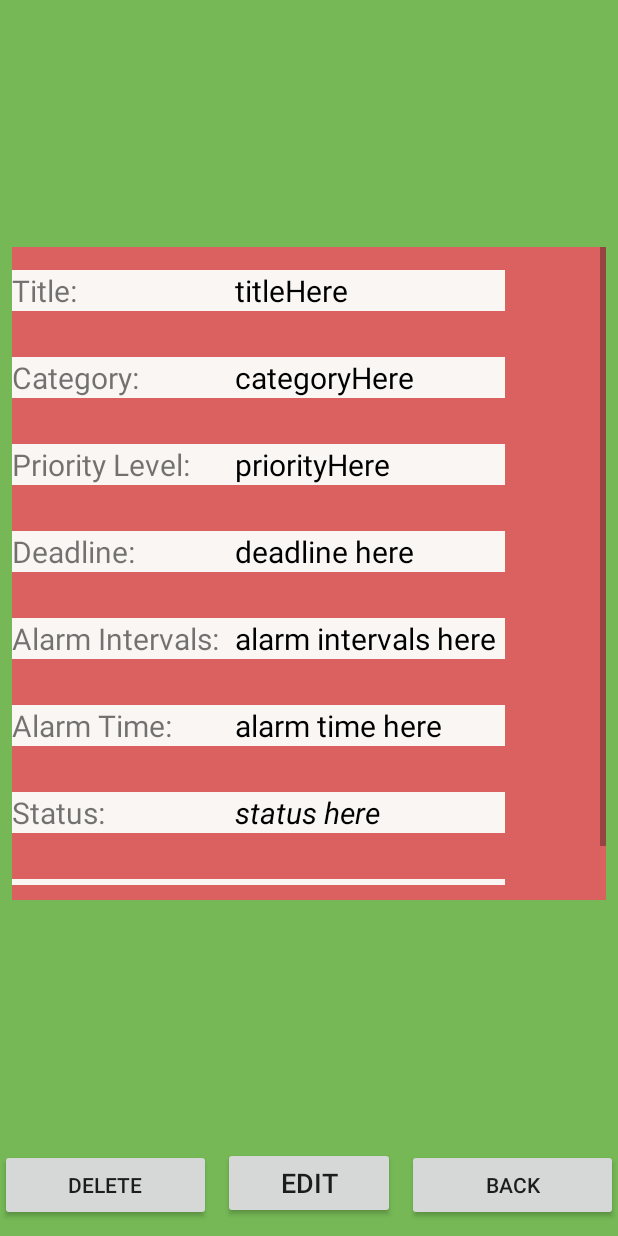
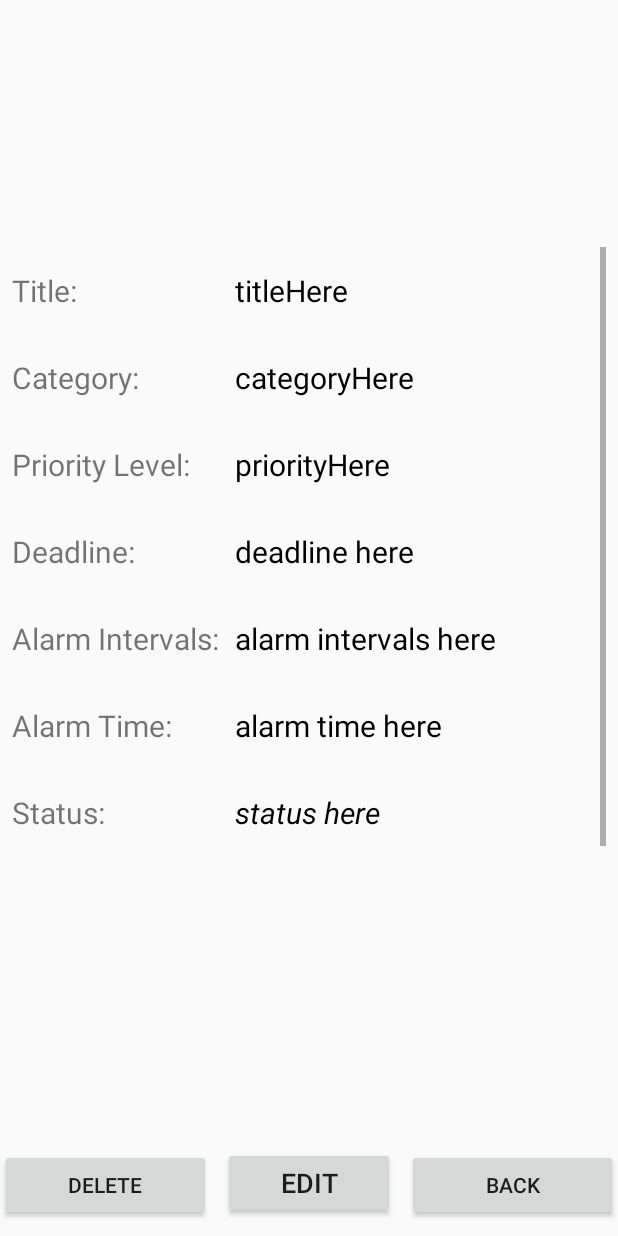
Before and after one commit to PengBanana/Memo-Manager, an Android app: the layout activity_view_memo_details.xml on its own in the app's theme, with its tools: preview values and no code run, on a phone screen of 412 x 824 dp. Run offline under Robolectric (Android 15) with nearby library versions, the phone set to English and light mode, and no system bars.

Commit message:
updated colors fixed logos and auto update fixed

```diff
--- a/app/src/main/java/com/example/hp/memomanagerapplication/ViewMemoDetails.java
+++ b/app/src/main/java/com/example/hp/memomanagerapplication/ViewMemoDetails.java
@@ -13,6 +13,7 @@ import java.util.ArrayList;
 
 public class ViewMemoDetails extends AppCompatActivity {
     public static final int EDITITEM_CODE=2;
+    public static final int DELETEITEM_CODE=3;
     public int itemId;
     public TextView title,category,deadline,priorityLevel,notificationIntervals,notificationTime,status,note;
     public MySQLiteHelper db = new MySQLiteHelper(this);
--- a/app/src/main/res/layout/activity_view_memo_details.xml
+++ b/app/src/main/res/layout/activity_view_memo_details.xml
@@ -5,7 +5,6 @@
     android:id="@+id/cl_memoDetails"
     android:layout_width="match_parent"
     android:layout_height="match_parent"
-    android:background="@color/colorAccentLight"
     tools:context="com.example.hp.memomanagerapplication.ViewMemoDetails">
 
     <ScrollView
@@ -16,7 +15,6 @@
         android:layout_marginEnd="8dp"
         android:layout_marginStart="8dp"
         android:layout_marginTop="8dp"
-        android:background="@color/colorPrimary"
         android:paddingBottom="10dp"
         app:layout_constraintBottom_toTopOf="@+id/linearLayout"
         app:layout_constraintEnd_toEndOf="parent"
@@ -32,14 +30,12 @@
             <TableLayout
                 android:id="@+id/tl_memoDetails"
                 android:layout_width="match_parent"
-                android:layout_height="match_parent"
-                android:background="@color/colorPrimary">
+                android:layout_height="match_parent">
 
                 <TableRow
                     android:id="@+id/tr_title"
                     android:layout_width="match_parent"
                     android:layout_height="match_parent"
-                    android:background="@color/colorPrimary"
                     android:paddingBottom="15dp"
                     android:paddingTop="15dp">
 
@@ -47,7 +43,6 @@
                         android:id="@+id/tv_titleLabel"
                         android:layout_width="wrap_content"
                         android:layout_height="wrap_content"
-                        android:background="@color/colorBackground"
                         android:paddingRight="10dp"
                         android:text="Title:"
                         android:textSize="20sp" />
@@ -56,7 +51,6 @@
                         android:id="@+id/tv_title"
                         android:layout_width="180dp"
                         android:layout_height="wrap_content"
-                        android:background="@color/colorBackground"
                         android:text="titleHere"
                         android:textColor="@android:color/background_dark"
                         android:textSize="20sp" />
@@ -66,7 +60,6 @@
                     android:id="@+id/tr_category"
                     android:layout_width="match_parent"
                     android:layout_height="match_parent"
-                    android:background="@color/colorPrimary"
                     android:paddingBottom="15dp"
                     android:paddingTop="15dp">
 
@@ -74,7 +67,6 @@
                         android:id="@+id/tv_categoryLabel"
                         android:layout_width="wrap_content"
                         android:layout_height="wrap_content"
-                        android:background="@color/colorBackground"
                         android:paddingRight="10dp"
                         android:text="Category:"
                         android:textSize="20sp" />
@@ -83,7 +75,6 @@
                         android:id="@+id/tv_category"
                         android:layout_width="180dp"
                         android:layout_height="wrap_content"
-                        android:background="@color/colorBackground"
                         android:text="categoryHere"
                         android:textColor="@android:color/background_dark"
                         android:textSize="20sp" />
@@ -93,7 +84,6 @@
                     android:id="@+id/tr_prioritylevel"
                     android:layout_width="match_parent"
                     android:layout_height="match_parent"
-                    android:background="@color/colorPrimary"
                     android:paddingBottom="15dp"
                     android:paddingTop="15dp">
 
@@ -101,7 +91,6 @@
                         android:id="@+id/tv_prioritylevelLabel"
                         android:layout_width="wrap_content"
                         android:layout_height="wrap_content"
-                        android:background="@color/colorBackground"
                         android:paddingRight="10dp"
                         android:text="Priority Level:"
                         android:textSize="20sp" />
@@ -110,7 +99,6 @@
                         android:id="@+id/tv_prioritylevel"
                         android:layout_width="180dp"
                         android:layout_height="wrap_content"
-                        android:background="@color/colorBackground"
                         android:text="priorityHere"
                         android:textColor="@android:color/background_dark"
                         android:textSize="20sp" />
@@ -120,7 +108,6 @@
                     android:id="@+id/tr_deadline"
                     android:layout_width="match_parent"
                     android:layout_height="match_parent"
-                    android:background="@color/colorPrimary"
                     android:paddingBottom="15dp"
                     android:paddingTop="15dp">
 
@@ -128,7 +115,6 @@
                         android:id="@+id/tv_deadlineLabel"
                         android:layout_width="wrap_content"
                         android:layout_height="wrap_content"
-                        android:background="@color/colorBackground"
                         android:paddingRight="10dp"
                         android:text="Deadline:"
                         android:textSize="20sp" />
@@ -137,7 +123,6 @@
                         android:id="@+id/tv_deadline"
                         android:layout_width="180dp"
                         android:layout_height="wrap_content"
-                        android:background="@color/colorBackground"
                         android:text="deadline here"
                         android:textColor="@android:color/background_dark"
                         android:textSize="20sp" />
@@ -148,7 +133,6 @@
                     android:id="@+id/tr_notificationintervals"
                     android:layout_width="match_parent"
                     android:layout_height="match_parent"
-                    android:background="@color/colorPrimary"
                     android:paddingBottom="15dp"
                     android:paddingTop="15dp">
 
@@ -156,7 +140,6 @@
                         android:id="@+id/tv_notificationintervalsLabel"
                         android:layout_width="wrap_content"
                         android:layout_height="wrap_content"
-                        android:background="@color/colorBackground"
                         android:paddingRight="10dp"
                         android:text="Alarm Intervals:"
                         android:textSize="20sp" />
@@ -165,7 +148,6 @@
                         android:id="@+id/tv_notificationsintervals"
                         android:layout_width="180dp"
                         android:layout_height="wrap_content"
-                        android:background="@color/colorBackground"
                         android:text="alarm intervals here"
                         android:textColor="@android:color/background_dark"
                         android:textSize="20sp" />
@@ -175,7 +157,6 @@
                     android:id="@+id/tr_notificationtime"
                     android:layout_width="match_parent"
                     android:layout_height="match_parent"
-                    android:background="@color/colorPrimary"
                     android:paddingBottom="15dp"
                     android:paddingTop="15dp">
 
@@ -183,7 +164,6 @@
                         android:id="@+id/tv_notificationtimeLabel"
                         android:layout_width="wrap_content"
                         android:layout_height="wrap_content"
-                        android:background="@color/colorBackground"
                         android:paddingRight="10dp"
                         android:text="Alarm Time:"
                         android:textSize="20sp" />
@@ -194,15 +174,13 @@
                         android:layout_height="wrap_content"
                         android:text="alarm time here"
                         android:textColor="@android:color/background_dark"
-                        android:textSize="20sp"
-                        android:background="@color/colorBackground" />
+                        android:textSize="20sp" />
                 </TableRow>
 
                 <TableRow
                     android:id="@+id/tr_status"
                     android:layout_width="match_parent"
                     android:layout_height="match_parent"
-                    android:background="@color/colorPrimary"
                     android:paddingBottom="15dp"
                     android:paddingTop="15dp">
 
@@ -210,7 +188,6 @@
                         android:id="@+id/tv_statusLabel"
                         android:layout_width="wrap_content"
                         android:layout_height="wrap_content"
-                        android:background="@color/colorBackground"
                         android:paddingRight="10dp"
                         android:text="Status:"
                         android:textSize="20sp" />
@@ -219,7 +196,6 @@
                         android:id="@+id/tv_status"
                         android:layout_width="180dp"
                         android:layout_height="wrap_content"
-                        android:background="@color/colorBackground"
                         android:text="status here"
                         android:textColor="@android:color/background_dark"
                         android:textSize="20sp"
@@ -230,7 +206,6 @@
                     android:id="@+id/tr_note"
                     android:layout_width="match_parent"
                     android:layout_height="match_parent"
-                    android:background="@color/colorPrimary"
                     android:paddingBottom="15dp"
                     android:paddingTop="15dp">
 
@@ -238,7 +213,6 @@
                         android:id="@+id/tv_noteLabel"
                         android:layout_width="wrap_content"
                         android:layout_height="wrap_content"
-                        android:background="@color/colorBackground"
                         android:paddingRight="10dp"
                         android:text="Note:"
                         android:textSize="20sp" />
@@ -247,7 +221,6 @@
                         android:id="@+id/tv_note"
                         android:layout_width="180dp"
                         android:layout_height="wrap_content"
-                        android:background="@color/colorBackground"
                         android:text="note here"
                         android:textColor="@android:color/background_dark"
                         android:textSize="20sp" />
--- a/app/src/main/res/layout/content_view_memo.xml
+++ b/app/src/main/res/layout/content_view_memo.xml
@@ -5,7 +5,6 @@
     android:id="@+id/cl_itemList"
     android:layout_width="match_parent"
     android:layout_height="wrap_content"
-    android:background="@color/colorPrimary"
     app:layout_behavior="@string/appbar_scrolling_view_behavior"
     tools:context="com.example.hp.memomanagerapplication.ViewMemoActivity"
     tools:showIn="@layout/activity_view_memo">
--- a/app/src/main/res/menu/menu_view_memo.xml
+++ b/app/src/main/res/menu/menu_view_memo.xml
@@ -2,9 +2,6 @@
     xmlns:app="http://schemas.android.com/apk/res-auto"
     xmlns:tools="http://schemas.android.com/tools"
     tools:context="com.example.hp.memomanagerapplication.ViewMemoActivity">
-    <item
-        android:id="@+id/action_refresh"
-        android:title="refresh" />
     <item
         android:id="@+id/action_sortbyDate"
         android:orderInCategory="102"
--- a/app/src/main/res/values/colors.xml
+++ b/app/src/main/res/values/colors.xml
@@ -1,11 +1,9 @@
 <?xml version="1.0" encoding="utf-8"?>
 <resources>
-    <color name="colorPrimary">#db6161</color>
+    <color name="colorPrimary">#75b855</color>
     <color name="colorPrimaryDark">#157241</color>
-    <color name="colorAccent">#db6161</color>
-    <color name="colorBackground">#f9f6f4</color>
-    <color name="colorPrimaryLight">#db6161</color>
-    <color name="colorAccentLight">#75b855</color>
+    <color name="colorAccent">#ad3838</color>
+    <color name="colorAccentLight">#db6161</color>
 </resources>
 <!--
 #ad3838 dark pink
--- a/app/src/main/res/values/dimens.xml
+++ b/app/src/main/res/values/dimens.xml
@@ -1,3 +1,3 @@
 <resources>
-    <dimen name="fab_margin">16dp</dimen>
+    <dimen name="fab_margin">24dp</dimen>
 </resources>
```
Also changed, not shown: app/src/main/java/com/example/hp/memomanagerapplication/ViewMemoActivity.java (+19 -8 lines), app/src/main/res/layout/activity_view_memo.xml (+2 -5 lines), app/src/main/res/layout/item_memo.xml (+14 -9 lines), app/src/main/res/drawable-hdpi/my_inputadd.png (added), app/src/main/res/drawable-mdpi/my_inputadd.png (added), app/src/main/res/drawable-xhdpi/my_inputadd.png (added), app/src/main/res/drawable-xxhdpi/my_inputadd.png (added), 1 other file.
